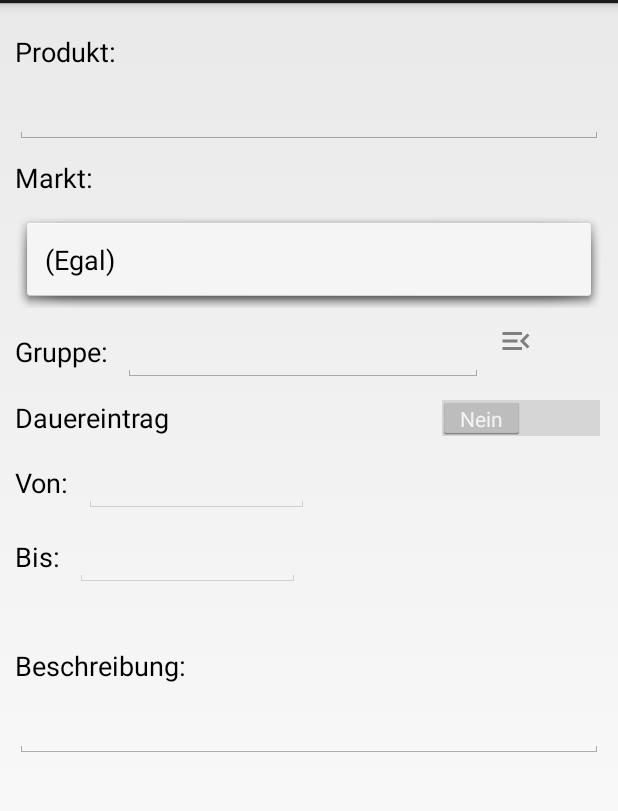
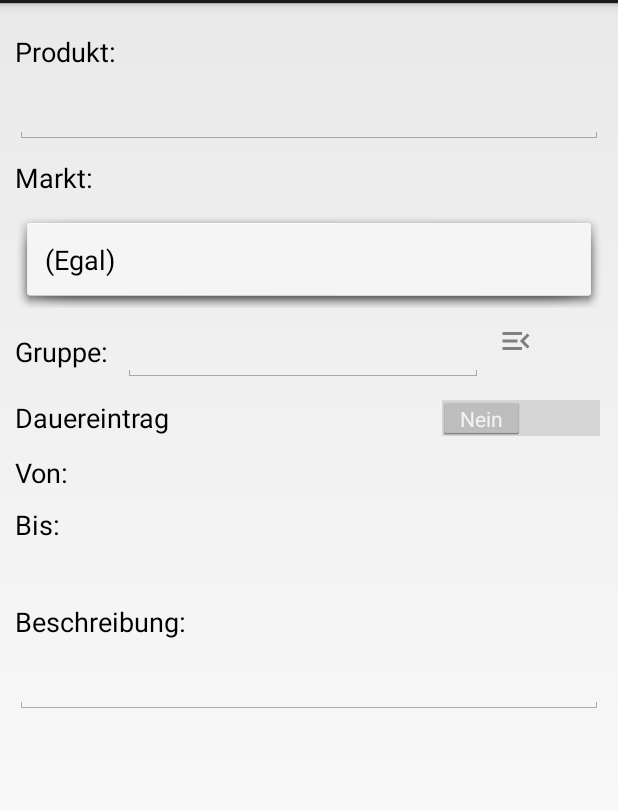
Before and after one commit to JMS-1/BuyItAsApp, an Android app: the ProductEdit screen opened directly, with no data from a screen before it, on a phone screen of 412 x 824 dp, the part 69-880 px from its top. Run offline under Robolectric (Android 15) with nearby library versions, the phone set to English and light mode, and no system bars; 1 statement that could not run was skipped.

Commit message:
Make date display a TextView.

```diff
--- a/app/build.gradle.kts
+++ b/app/build.gradle.kts
@@ -10,8 +10,8 @@ android {
         applicationId = "de.jochen_manns.buyitv0"
         minSdk = 26
         targetSdk = 36
-        versionCode = 21
-        versionName = "2.12"
+        versionCode = 22
+        versionName = "2.13"
     }
 
     buildTypes {
--- a/app/src/main/java/de/jochen_manns/buyitv0/ProductEdit.java
+++ b/app/src/main/java/de/jochen_manns/buyitv0/ProductEdit.java
@@ -40,10 +40,10 @@ public class ProductEdit extends EditActivity<Long, JSONObject> {
     private Switch m_permanent;
 
     // Datum (einschließlich) von dem an der Eintrag relevant ist.
-    private EditText m_from;
+    private TextView m_from;
 
     // Datum (einschließlich) bis zu dem der Eintrag relevant ist.
-    private EditText m_to;
+    private TextView m_to;
 
     // Optionale Gruppe zu dem der Eintrag gehört.
     private EditText m_category;
@@ -90,7 +90,7 @@ public class ProductEdit extends EditActivity<Long, JSONObject> {
         AddDatePicker(R.id.edit_product_to_label, m_to);
     }
 
-    private void AddDatePicker(int labelId, EditText edit) {
+    private void AddDatePicker(int labelId, TextView edit) {
         Context me = this;
 
         TextView label = findViewById(labelId);
--- a/app/src/main/res/layout/activity_product_edit.xml
+++ b/app/src/main/res/layout/activity_product_edit.xml
@@ -90,14 +90,13 @@
             android:layout_height="wrap_content"
             android:text="@string/editLabel_item_from" />
 
-        <EditText
+        <TextView
             android:id="@+id/edit_product_from"
             android:layout_width="150dp"
             android:layout_height="wrap_content"
             android:layout_marginLeft="10dp"
             android:textAlignment="center"
-            style="@style/TextStyle"
-            android:enabled="false" />
+            style="@style/TextStyle" />
     </LinearLayout>
 
     <LinearLayout
@@ -113,14 +112,13 @@
             android:layout_height="wrap_content"
             android:text="@string/editLabel_item_to" />
 
-        <EditText
+        <TextView
             android:id="@+id/edit_product_to"
             android:layout_width="150dp"
             android:layout_height="wrap_content"
             android:layout_marginLeft="10dp"
             android:textAlignment="center"
-            style="@style/TextStyle"
-            android:enabled="false" />
+            style="@style/TextStyle" />
     </LinearLayout>
 
     <TextView
--- a/gradle/libs.versions.toml
+++ b/gradle/libs.versions.toml
@@ -1,5 +1,5 @@
 [versions]
-agp = "8.11.0"
+agp = "8.11.1"
 appcompat = "1.7.0"
 material = "1.12.0"
 activity = "1.9.2"
```
